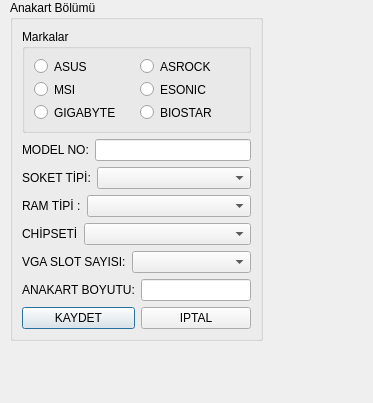
Before: the Qt Designer form UI/VeriFormlari/tmoyenianakarttanimlamaformu.ui in onur35iii/TeknolojiMarketiOtomasyonu, drawn with Qt 5.
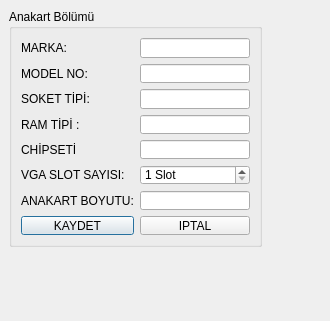
After: the same form once the commit is applied.

Commit message: Form pencere revizasyonu

```diff
--- a/UI/VeriFormlari/tmoyenianakarttanimlamaformu.ui
+++ b/UI/VeriFormlari/tmoyenianakarttanimlamaformu.ui
@@ -6,8 +6,8 @@
    <rect>
     <x>0</x>
     <y>0</y>
-    <width>373</width>
-    <height>403</height>
+    <width>330</width>
+    <height>321</height>
    </rect>
   </property>
   <property name="windowTitle">
@@ -16,81 +16,30 @@
   <widget class="QGroupBox" name="GBAnakartBolumu">
    <property name="geometry">
     <rect>
-     <x>10</x>
-     <y>0</y>
+     <x>9</x>
+     <y>9</y>
      <width>253</width>
-     <height>341</height>
+     <height>238</height>
     </rect>
    </property>
    <property name="title">
     <string>Anakart Bölümü</string>
    </property>
-   <layout class="QGridLayout" name="gridLayout_2">
-    <item row="0" column="0" colspan="2">
-     <widget class="QGroupBox" name="GBMarkalar">
-      <property name="title">
-       <string>Markalar</string>
-      </property>
       <layout class="QGridLayout" name="gridLayout">
        <item row="0" column="0">
-        <layout class="QFormLayout" name="FLMarkalar1">
-         <item row="0" column="0">
-          <widget class="QRadioButton" name="RBAsus">
+     <widget class="QLabel" name="LMarka">
            <property name="text">
-            <string>ASUS</string>
-           </property>
-          </widget>
-         </item>
-         <item row="1" column="0">
-          <widget class="QRadioButton" name="RBMSI">
-           <property name="text">
-            <string>MSI</string>
+       <string>MARKA:</string>
+      </property>
+      <property name="buddy">
+       <cstring>LEMarka</cstring>
            </property>
           </widget>
          </item>
-         <item row="2" column="0">
-          <widget class="QRadioButton" name="RBGigabyte">
-           <property name="text">
-            <string>GIGABYTE</string>
-           </property>
-          </widget>
-         </item>
-        </layout>
-       </item>
        <item row="0" column="1">
-        <layout class="QFormLayout" name="FLMarkalar2">
-         <item row="0" column="0">
-          <widget class="QRadioButton" name="RBAsrock">
-           <property name="text">
-            <string>ASROCK</string>
-           </property>
-          </widget>
+     <widget class="QLineEdit" name="LEMarka"/>
          </item>
          <item row="1" column="0">
-          <widget class="QRadioButton" name="RBEsonic">
-           <property name="text">
-            <string>ESONIC</string>
-           </property>
-          </widget>
-         </item>
-         <item row="2" column="0">
-          <widget class="QRadioButton" name="RBBiostar">
-           <property name="text">
-            <string>BIOSTAR</string>
-           </property>
-          </widget>
-         </item>
-        </layout>
-       </item>
-      </layout>
-     </widget>
-    </item>
-    <item row="1" column="0" colspan="2">
-     <layout class="QFormLayout" name="FLModelNo">
-      <item row="0" column="1">
-       <widget class="QLineEdit" name="LEModelNo"/>
-      </item>
-      <item row="0" column="0">
        <widget class="QLabel" name="LModelNo">
         <property name="text">
          <string>MODEL NO:</string>
@@ -100,11 +49,10 @@
         </property>
        </widget>
       </item>
-     </layout>
+    <item row="1" column="1">
+     <widget class="QLineEdit" name="LEModelNo"/>
     </item>
-    <item row="2" column="0" colspan="2">
-     <layout class="QFormLayout" name="FLSoketTipi">
-      <item row="0" column="0">
+    <item row="2" column="0">
        <widget class="QLabel" name="LSoketTipi">
         <property name="text">
          <string>SOKET TİPİ:</string>
@@ -114,14 +62,10 @@
         </property>
        </widget>
       </item>
-      <item row="0" column="1">
-       <widget class="QComboBox" name="CBSoketTipi"/>
-      </item>
-     </layout>
-    </item>
-    <item row="3" column="0" colspan="2">
-     <layout class="QFormLayout" name="FLRAMTipi">
-      <item row="0" column="0">
+    <item row="2" column="1">
+     <widget class="QLineEdit" name="LESoketTipi"/>
+    </item>
+    <item row="3" column="0">
        <widget class="QLabel" name="LRAMTipi">
         <property name="text">
          <string>RAM TİPİ :</string>
@@ -131,14 +75,10 @@
         </property>
        </widget>
       </item>
-      <item row="0" column="1">
-       <widget class="QComboBox" name="CBRAMTipi"/>
-      </item>
-     </layout>
-    </item>
-    <item row="4" column="0" colspan="2">
-     <layout class="QFormLayout" name="FLChipseti">
-      <item row="0" column="0">
+    <item row="3" column="1">
+     <widget class="QLineEdit" name="LERamTipi"/>
+    </item>
+    <item row="4" column="0">
        <widget class="QLabel" name="LChipseti">
         <property name="text">
          <string>CHİPSETİ</string>
@@ -148,14 +88,10 @@
         </property>
        </widget>
       </item>
-      <item row="0" column="1">
-       <widget class="QComboBox" name="CBChipseti"/>
-      </item>
-     </layout>
-    </item>
-    <item row="5" column="0" colspan="2">
-     <layout class="QFormLayout" name="FLVGASlotSayisi">
-      <item row="0" column="0">
+    <item row="4" column="1">
+     <widget class="QLineEdit" name="LEChipseti"/>
+    </item>
+    <item row="5" column="0">
        <widget class="QLabel" name="LVGASlotSayisi">
         <property name="text">
          <string>VGA SLOT SAYISI:</string>
@@ -165,10 +101,18 @@
         </property>
        </widget>
       </item>
-      <item row="0" column="1">
-       <widget class="QComboBox" name="CBVGASlotSayisi"/>
-      </item>
-     </layout>
+    <item row="5" column="1">
+     <widget class="QSpinBox" name="SBVGASlotSayisi">
+      <property name="suffix">
+       <string> Slot</string>
+      </property>
+      <property name="minimum">
+       <number>1</number>
+      </property>
+      <property name="maximum">
+       <number>6</number>
+      </property>
+     </widget>
     </item>
     <item row="6" column="0">
      <widget class="QLabel" name="LAnakartBoyutu">
```
Left out of the diff: 58 changed lines with no effect on the pictures. Lines whose indentation alone changed are shown as unchanged. The commit also changes 6 other files.
